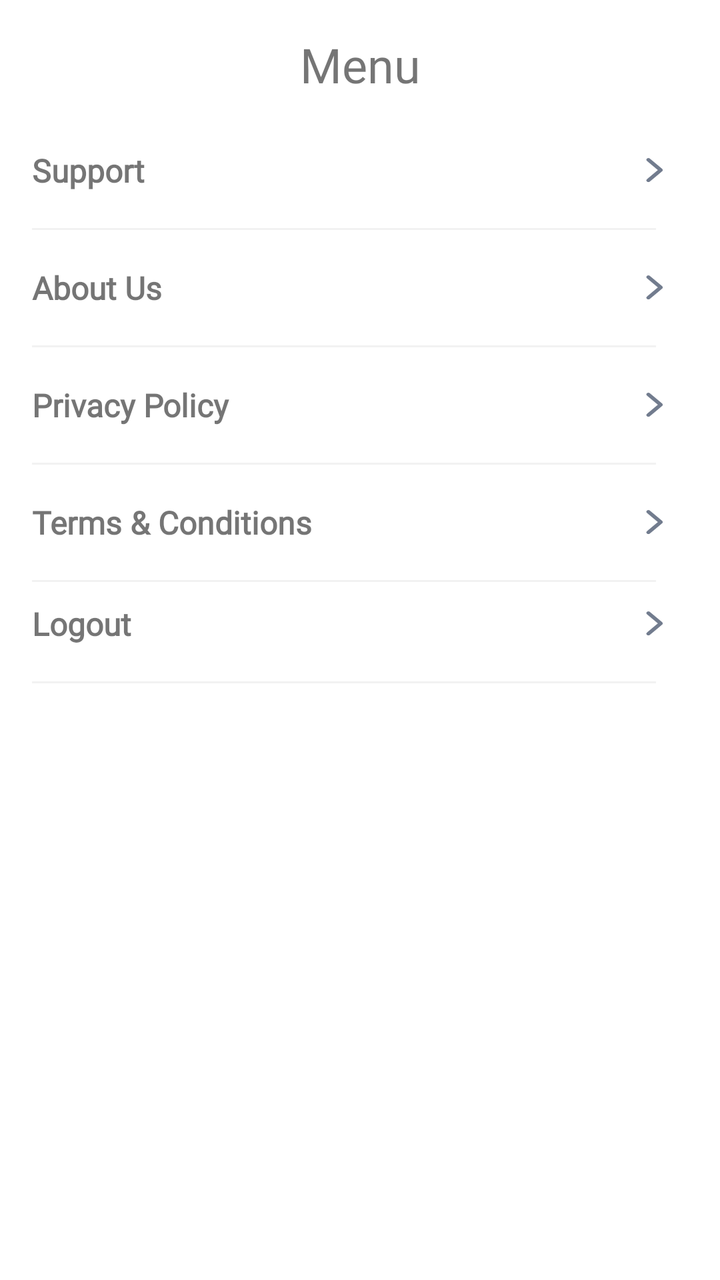
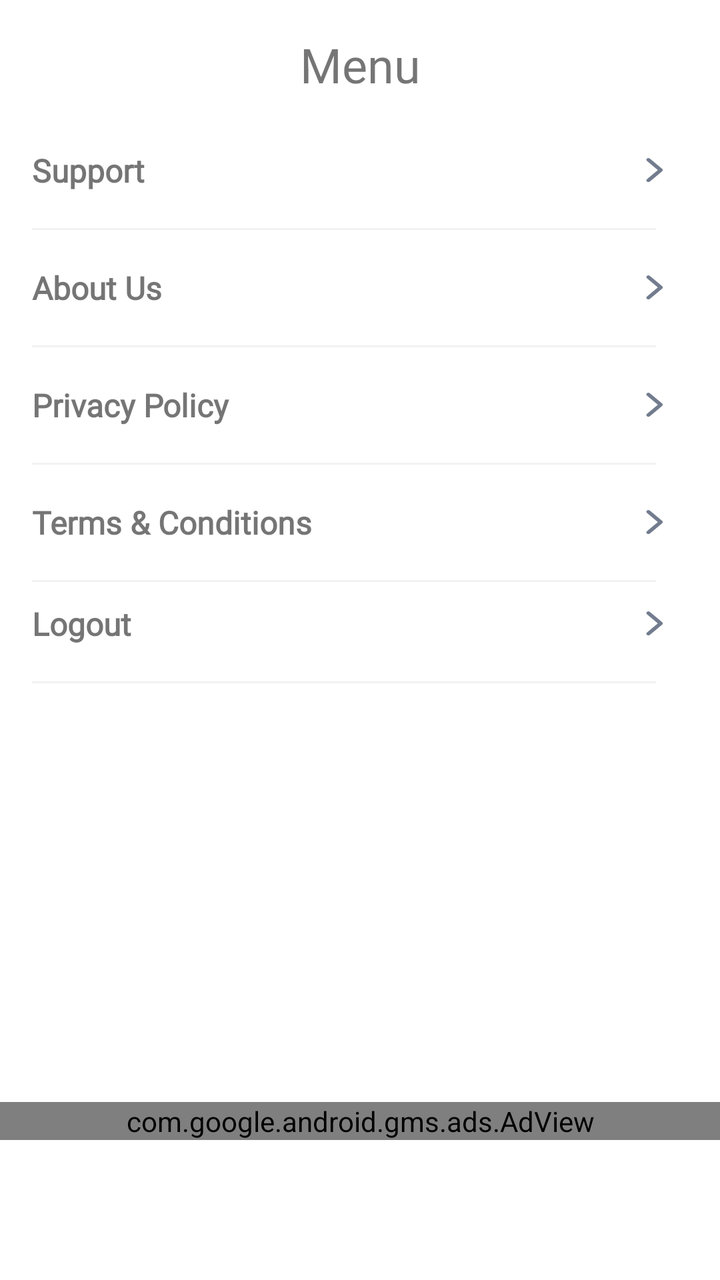

The first picture is an Android layout as it rendered before a commit; the second is the same layout after the commit. The layout source and the unified diff follow.
<!-- AndroidManifest.xml: application theme Theme.AbraaKaDabraa.App -->
<!-- res/layout/new_menu_screen.xml -->
<?xml version="1.0" encoding="utf-8"?>
<androidx.constraintlayout.widget.ConstraintLayout
    xmlns:android="http://schemas.android.com/apk/res/android"
    xmlns:app="http://schemas.android.com/apk/res-auto"
    xmlns:tools="http://schemas.android.com/tools"
    android:layout_width="match_parent"
    android:layout_height="match_parent"
    android:background="@color/white">

    <TextView
        android:id="@+id/textView14"
        android:layout_width="wrap_content"
        android:layout_height="wrap_content"
        android:layout_marginTop="16dp"
        android:fontFamily="@font/montserrat_bold"
        android:text="Menu"
        android:textSize="24sp"
        app:layout_constraintEnd_toEndOf="parent"
        app:layout_constraintStart_toStartOf="parent"
        app:layout_constraintTop_toTopOf="parent" />

    <LinearLayout
        android:id="@+id/support_layout"
        android:layout_width="0dp"
        android:layout_height="wrap_content"
        android:layout_marginStart="16dp"
        android:layout_marginTop="16dp"
        android:layout_marginEnd="16dp"
        android:orientation="horizontal"
        android:paddingTop="10dp"
        android:paddingBottom="10dp"
        app:layout_constraintEnd_toEndOf="parent"
        app:layout_constraintStart_toStartOf="parent"
        app:layout_constraintTop_toBottomOf="@+id/textView14">

        <TextView
            android:layout_width="0dp"
            android:layout_height="wrap_content"
            android:layout_weight="9"
            android:fontFamily="@font/montserrat_medium"
            android:text="Support"
            android:textSize="16sp"
            android:textStyle="bold" />

        <ImageView
            android:layout_width="0dp"
            android:layout_height="wrap_content"
            android:layout_gravity="center"
            android:layout_weight="1"
            android:rotation="270"
            android:src="@drawable/ic_drop_down" />
    </LinearLayout>

    <TextView
        android:id="@+id/textView2"
        android:layout_width="0dp"
        android:layout_height="1dp"
        android:layout_marginTop="8dp"
        android:layout_marginEnd="32dp"
        android:background="#F2F2F2"
        app:layout_constraintEnd_toEndOf="parent"
        app:layout_constraintStart_toStartOf="@+id/support_layout"
        app:layout_constraintTop_toBottomOf="@+id/support_layout" />

    <LinearLayout
        android:id="@+id/about_us_layout"
        android:layout_width="0dp"
        android:layout_height="wrap_content"
        android:layout_marginTop="8dp"
        android:layout_marginEnd="16dp"
        android:orientation="horizontal"
        android:paddingTop="10dp"
        android:paddingBottom="10dp"
        app:layout_constraintEnd_toEndOf="parent"
        app:layout_constraintStart_toStartOf="@+id/textView2"
        app:layout_constraintTop_toBottomOf="@+id/textView2">

        <TextView
            android:layout_width="0dp"
            android:layout_height="wrap_content"
            android:layout_weight="9"
            android:fontFamily="@font/montserrat_medium"
            android:text="About Us"
            android:textSize="16sp"
            android:textStyle="bold" />

        <ImageView
            android:layout_width="0dp"
            android:layout_height="wrap_content"
            android:layout_gravity="center"
            android:layout_weight="1"

            android:rotation="270"
            android:src="@drawable/ic_drop_down" />
    </LinearLayout>

    <TextView
        android:id="@+id/textView3"
        android:layout_width="0dp"
        android:layout_height="1dp"
        android:layout_marginTop="8dp"
        android:layout_marginEnd="32dp"
        android:background="#F2F2F2"
        app:layout_constraintEnd_toEndOf="parent"
        app:layout_constraintStart_toStartOf="@+id/about_us_layout"
        app:layout_constraintTop_toBottomOf="@+id/about_us_layout" />

    <LinearLayout
        android:id="@+id/privacy_policy_layout"
        android:layout_width="0dp"
        android:layout_height="wrap_content"
        android:layout_marginTop="8dp"
        android:layout_marginEnd="16dp"
        android:orientation="horizontal"
        android:paddingTop="10dp"
        android:paddingBottom="10dp"
        app:layout_constraintEnd_toEndOf="parent"
        app:layout_constraintStart_toStartOf="@+id/textView3"
        app:layout_constraintTop_toBottomOf="@+id/textView3">

        <TextView
            android:layout_width="0dp"
            android:layout_height="wrap_content"
            android:layout_weight="9"
            android:fontFamily="@font/montserrat_medium"
            android:text="Privacy Policy"
            android:textSize="16sp"
            android:textStyle="bold" />

        <ImageView
            android:layout_width="0dp"
            android:layout_height="wrap_content"
            android:layout_gravity="center"
            android:layout_weight="1"

            android:rotation="270"
            android:src="@drawable/ic_drop_down" />
    </LinearLayout>

    <TextView
        android:id="@+id/textView4"
        android:layout_width="0dp"
        android:layout_height="1dp"
        android:layout_marginTop="8dp"
        android:layout_marginEnd="32dp"
        android:background="#F2F2F2"
        app:layout_constraintEnd_toEndOf="parent"
        app:layout_constraintStart_toStartOf="@+id/privacy_policy_layout"
        app:layout_constraintTop_toBottomOf="@+id/privacy_policy_layout" />

    <LinearLayout
        android:id="@+id/termsAndConditions"
        android:layout_width="0dp"
        android:layout_height="wrap_content"
        android:layout_marginTop="8dp"
        android:layout_marginEnd="16dp"
        android:orientation="horizontal"
        android:paddingTop="10dp"
        android:paddingBottom="10dp"
        app:layout_constraintEnd_toEndOf="parent"
        app:layout_constraintStart_toStartOf="@+id/textView3"
        app:layout_constraintTop_toBottomOf="@+id/textView4">

        <TextView
            android:layout_width="0dp"
            android:layout_height="wrap_content"
            android:layout_weight="9"
            android:fontFamily="@font/montserrat_medium"
            android:text="Terms &amp; Conditions"
            android:textSize="16sp"
            android:textStyle="bold" />

        <ImageView
            android:layout_width="0dp"
            android:layout_height="wrap_content"
            android:layout_gravity="center"
            android:layout_weight="1"

            android:rotation="270"
            android:src="@drawable/ic_drop_down" />
    </LinearLayout>

    <TextView
        android:id="@+id/textView41"
        android:layout_width="0dp"
        android:layout_height="1dp"
        android:layout_marginTop="8dp"
        android:layout_marginEnd="32dp"
        android:background="#F2F2F2"
        app:layout_constraintEnd_toEndOf="parent"
        app:layout_constraintStart_toStartOf="@+id/termsAndConditions"
        app:layout_constraintTop_toBottomOf="@+id/termsAndConditions" />

    <LinearLayout
        android:id="@+id/logout_layout"
        android:layout_width="0dp"
        android:layout_height="wrap_content"
        android:layout_marginEnd="16dp"
        android:orientation="horizontal"
        android:paddingTop="10dp"
        android:paddingBottom="10dp"
        app:layout_constraintEnd_toEndOf="parent"
        app:layout_constraintStart_toStartOf="@+id/textView4"
        app:layout_constraintTop_toBottomOf="@+id/textView41">

        <TextView
            android:layout_width="0dp"
            android:layout_height="wrap_content"
            android:layout_weight="9"
            android:fontFamily="@font/montserrat_medium"
            android:text="Logout"
            android:textSize="16sp"
            android:textStyle="bold" />

        <ImageView
            android:layout_width="0dp"
            android:layout_height="wrap_content"
            android:layout_gravity="center"
            android:layout_weight="1"

            android:rotation="270"
            android:src="@drawable/ic_drop_down" />
    </LinearLayout>

    <TextView
        android:id="@+id/textView5"
        android:layout_width="0dp"
        android:layout_height="1dp"
        android:layout_marginTop="8dp"
        android:layout_marginEnd="32dp"
        android:background="#F2F2F2"
        app:layout_constraintEnd_toEndOf="parent"
        app:layout_constraintStart_toStartOf="@+id/logout_layout"
        app:layout_constraintTop_toBottomOf="@+id/logout_layout" />

</androidx.constraintlayout.widget.ConstraintLayout>
<!-- resources referenced by this layout -->
<resources>
  <color name="white">#FFFFFFFF</color>
  <!-- drawable ic_drop_down (drawable) -->
  <vector xmlns:android="http://schemas.android.com/apk/res/android"
      android:width="13dp"
      android:height="9dp"
      android:viewportWidth="13"
      android:viewportHeight="9">
    <path
        android:pathData="M1.2129,0.2257C1.002,0.3099 0.8121,0.5121 0.7066,0.7649C0.6574,0.8857 0.6504,0.9447 0.6504,1.2003C0.6504,1.4699 0.6551,1.5092 0.716,1.6496C0.7723,1.776 1.2832,2.4023 3.4465,4.9975C5.659,7.6516 6.1348,8.2077 6.2519,8.2835C6.3856,8.3706 6.4043,8.3762 6.6387,8.3762C6.8731,8.3762 6.8918,8.3706 7.0254,8.2835C7.1449,8.2077 7.616,7.6544 9.8402,4.9834C11.9613,2.4388 12.5238,1.7479 12.5707,1.6356C12.6199,1.5148 12.627,1.4558 12.627,1.2003C12.627,0.9306 12.6199,0.8913 12.559,0.7453C12.477,0.5515 12.341,0.3886 12.1699,0.2818C12.0527,0.2116 12.0176,0.2032 11.8066,0.2032C11.3965,0.2032 11.6309,-0.0411 8.9777,3.1354L6.6387,5.9327L4.3019,3.1354C1.6746,-0.0046 1.8832,0.2116 1.5059,0.1976C1.3887,0.1948 1.2691,0.206 1.2129,0.2257Z"
        android:fillColor="#727C8E"/>
  </vector>
  <style name="Theme.AbraaKaDabraa.App" parent="Theme.MaterialComponents.Light.DarkActionBar">
          <item name="colorPrimary">@color/theme_color</item>
          <item name="colorPrimaryVariant">@color/theme_color</item>
          <item name="colorOnPrimary">@color/theme_color</item>
      </style>
  <color name="theme_color">#416D49</color>
</resources>

<!-- the commit's change to res/layout/new_menu_screen.xml (unified diff, before → after) -->
@@ -233,4 +233,15 @@
         app:layout_constraintStart_toStartOf="@+id/logout_layout"
         app:layout_constraintTop_toBottomOf="@+id/logout_layout" />
 
+    <com.google.android.gms.ads.AdView
+        android:id="@+id/adView"
+        android:layout_width="0dp"
+        android:layout_height="wrap_content"
+        android:layout_marginBottom="70dp"
+        app:adSize="BANNER"
+        app:adUnitId="ca-app-pub-6795450348346297/1256568273"
+        app:layout_constraintBottom_toBottomOf="parent"
+        app:layout_constraintEnd_toEndOf="parent"
+        app:layout_constraintStart_toStartOf="parent" />
+
 </androidx.constraintlayout.widget.ConstraintLayout>
